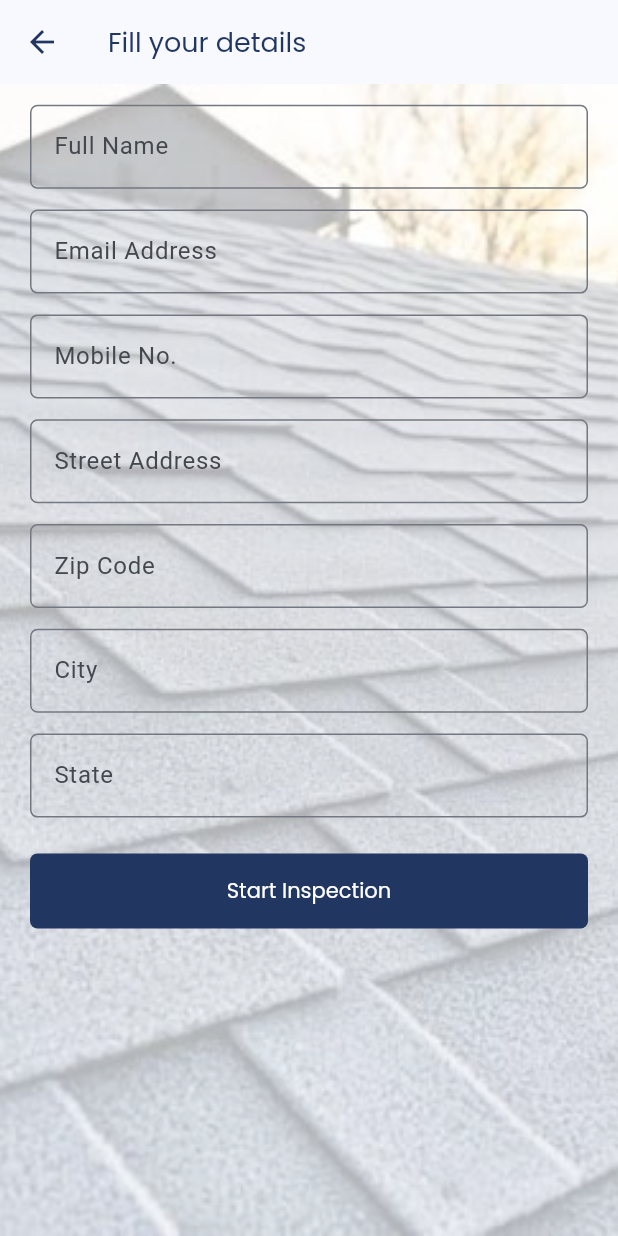
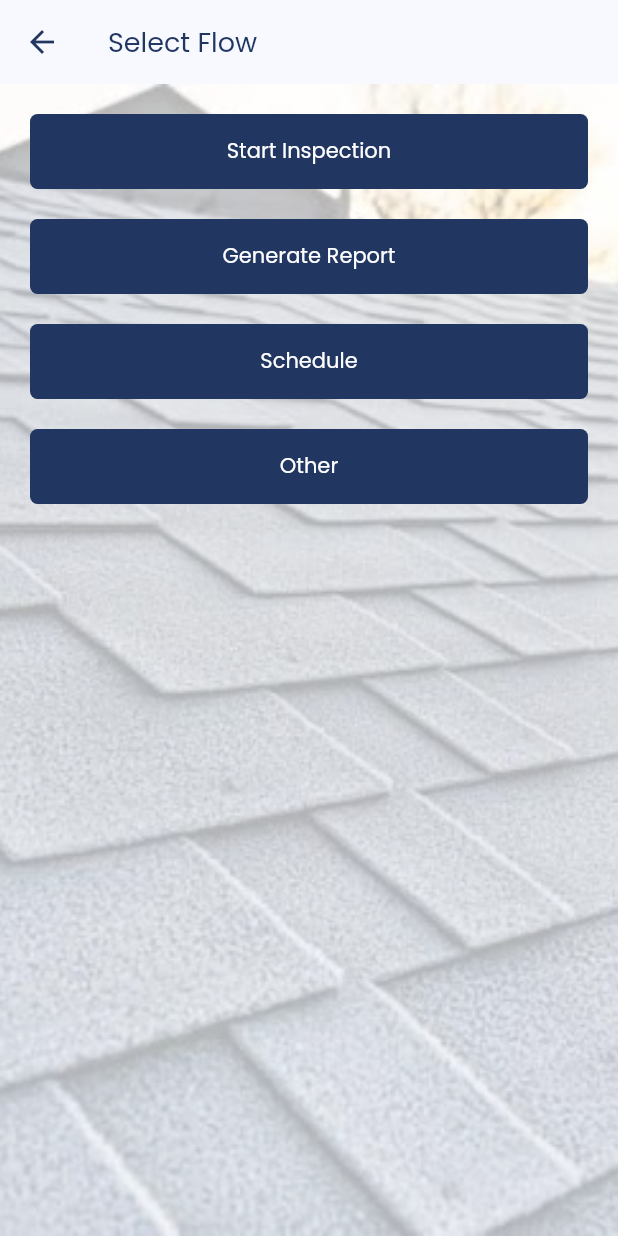
Before and after one commit to SPARSHAGGARWAL17/ai_inspection, a Flutter app: the screen it shows after launch, after a tap on "Get Started", on a phone screen of 412 x 824 dp. Run offline on Flutter 3.47's test engine with Material 3 defaults, Android fonts, the phone set to English and light mode, and no system bars; our stand-ins replace firebase_core, firebase_storage, flutter_bloc, google_fonts, image_picker; missing offline and left inert: image_picker_web; accounts and stored records are empty.

Commit message:
Feat: add FlowSelectionPage and update navigation from LandingPage

```diff
--- a/lib/main.dart
+++ b/lib/main.dart
@@ -40,6 +40,14 @@ class MyApp extends StatelessWidget {
       ),
       onGenerateRoute: RoutesGenerator.generateRoute,
       initialRoute: LandingPage.route,
+      onUnknownRoute: (settings) {
+        return MaterialPageRoute(
+          builder: (context) => Scaffold(
+            appBar: AppBar(title: Text('Error')),
+            body: Center(child: Text('No route defined for ${settings.name}')),
+          ),
+        );
+      },
     );
   }
 }
--- a/lib/routes.dart
+++ b/lib/routes.dart
@@ -1,6 +1,7 @@
 import 'package:ai_inspection/bloc/file_upload_bloc.dart';
 import 'package:ai_inspection/model/user_details.dart';
 import 'package:ai_inspection/view/details_page.dart';
+import 'package:ai_inspection/view/flow_selection_page.dart';
 import 'package:ai_inspection/view/landing_page.dart';
 import 'package:ai_inspection/view/note_page.dart';
 import 'package:ai_inspection/view/success_page.dart';
@@ -28,6 +29,8 @@ class RoutesGenerator {
         page = NotePage(
           bloc: settings.arguments as FileUploadBloc,
         );
+      case FlowSelectionPage.route:
+        page = FlowSelectionPage();
       default:
         page = Scaffold(body: Center(child: Text('No route defined for ${settings.name}')));
     }
--- /dev/null
+++ b/lib/view/flow_selection_page.dart
@@ -0,0 +1,54 @@
+import 'package:ai_inspection/view/details_page.dart';
+import 'package:ai_inspection/widgets/bg_wrapper.dart';
+import 'package:flutter/material.dart';
+
+class _Flows {
+  final String name;
+  final String routeName;
+
+  _Flows(this.name, this.routeName);
+}
+
+class FlowSelectionPage extends StatefulWidget {
+  static const String route = '/flow-selection';
+  const FlowSelectionPage({super.key});
+
+  @override
+  State<FlowSelectionPage> createState() => _FlowSelectionPageState();
+}
+
+class _FlowSelectionPageState extends State<FlowSelectionPage> {
+  final List<_Flows> flows = [
+    _Flows('Start Inspection', DetailsPage.route),
+    _Flows('Generate Report', '/'),
+    _Flows('Schedule', '/'),
+    _Flows('Other', '/'),
+  ];
+  @override
+  Widget build(BuildContext context) {
+    return Scaffold(
+      appBar: AppBar(title: Text('Select Flow')),
+      body: BackgroundImage(
+        child: Center(
+          child: Padding(
+            padding: const EdgeInsets.all(20.0),
+            child: Column(
+              mainAxisAlignment: MainAxisAlignment.center,
+              children: [
+                for (var flow in flows) ...[
+                  ElevatedButton(
+                    onPressed: () {
+                      Navigator.pushNamed(context, flow.routeName);
+                    },
+                    child: Text(flow.name),
+                  ),
+                  SizedBox(height: 20),
+                ],
+              ],
+            ),
+          ),
+        ),
+      ),
+    );
+  }
+}
--- a/lib/view/landing_page.dart
+++ b/lib/view/landing_page.dart
@@ -1,5 +1,6 @@
 import 'package:ai_inspection/colors.dart';
 import 'package:ai_inspection/view/details_page.dart';
+import 'package:ai_inspection/view/flow_selection_page.dart';
 import 'package:ai_inspection/widgets/bg_wrapper.dart';
 import 'package:flutter/material.dart';
 import 'package:google_fonts/google_fonts.dart';
@@ -27,7 +28,7 @@ class _LandingPageState extends State<LandingPage> {
               child: ElevatedButton(
                 onPressed: termsAccepted
                     ? () {
-                        Navigator.of(context).pushNamed(DetailsPage.route);
+                        Navigator.of(context).pushNamed(FlowSelectionPage.route);
                       }
                     : null,
                 child: Text('Get Started'),
```
